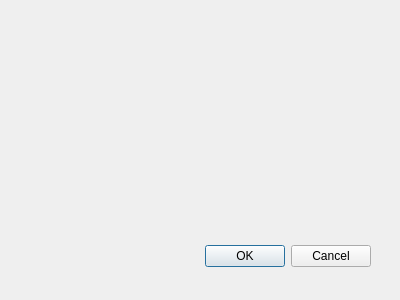
First picture: the form in app/forms/createdeckdialog.ui, repository bogdans55/StudySphere, before the edit.
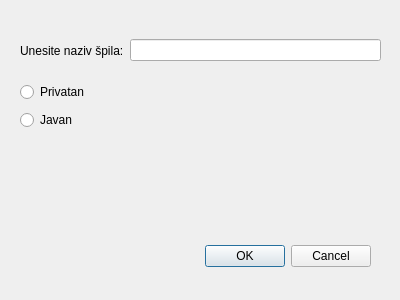
Second picture: the form after the edit.

Commit message: Added dialog form to load on button click

Diff of the .ui file:
```diff
--- a/app/forms/createdeckdialog.ui
+++ b/app/forms/createdeckdialog.ui
@@ -31,6 +31,54 @@
     <set>QDialogButtonBox::Cancel|QDialogButtonBox::Ok</set>
    </property>
   </widget>
+  <widget class="QWidget" name="horizontalLayoutWidget">
+   <property name="geometry">
+    <rect>
+     <x>20</x>
+     <y>20</y>
+     <width>361</width>
+     <height>61</height>
+    </rect>
+   </property>
+   <layout class="QHBoxLayout" name="horizontalLayout">
+    <item>
+     <widget class="QLabel" name="label">
+      <property name="text">
+       <string>Unesite naziv špila:</string>
+      </property>
+     </widget>
+    </item>
+    <item>
+     <widget class="QLineEdit" name="deckNameLineEdit"/>
+    </item>
+   </layout>
+  </widget>
+  <widget class="QWidget" name="verticalLayoutWidget">
+   <property name="geometry">
+    <rect>
+     <x>20</x>
+     <y>80</y>
+     <width>160</width>
+     <height>52</height>
+    </rect>
+   </property>
+   <layout class="QVBoxLayout" name="verticalLayout">
+    <item>
+     <widget class="QRadioButton" name="PrivateRadioButton">
+      <property name="text">
+       <string>Privatan</string>
+      </property>
+     </widget>
+    </item>
+    <item>
+     <widget class="QRadioButton" name="PublicRadioButton">
+      <property name="text">
+       <string>Javan</string>
+      </property>
+     </widget>
+    </item>
+   </layout>
+  </widget>
  </widget>
  <pixmapfunction/>
  <resources/>
```
Left out of the diff: 9 changed lines with no effect on the pictures. The commit also changes 2 other files.
